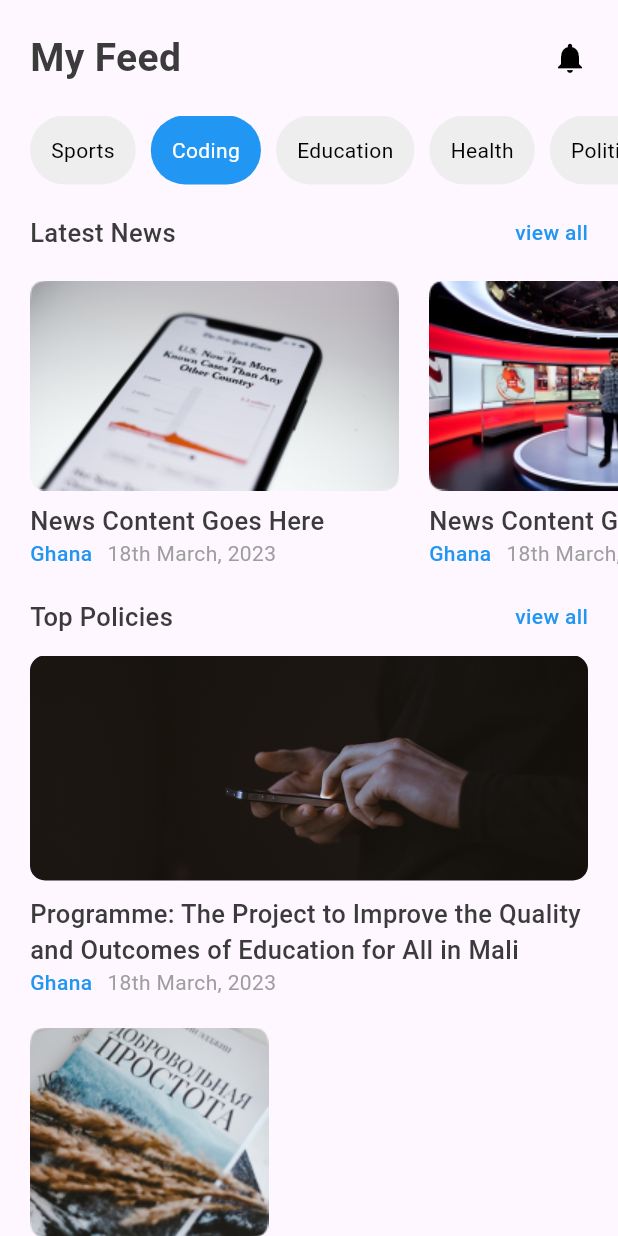
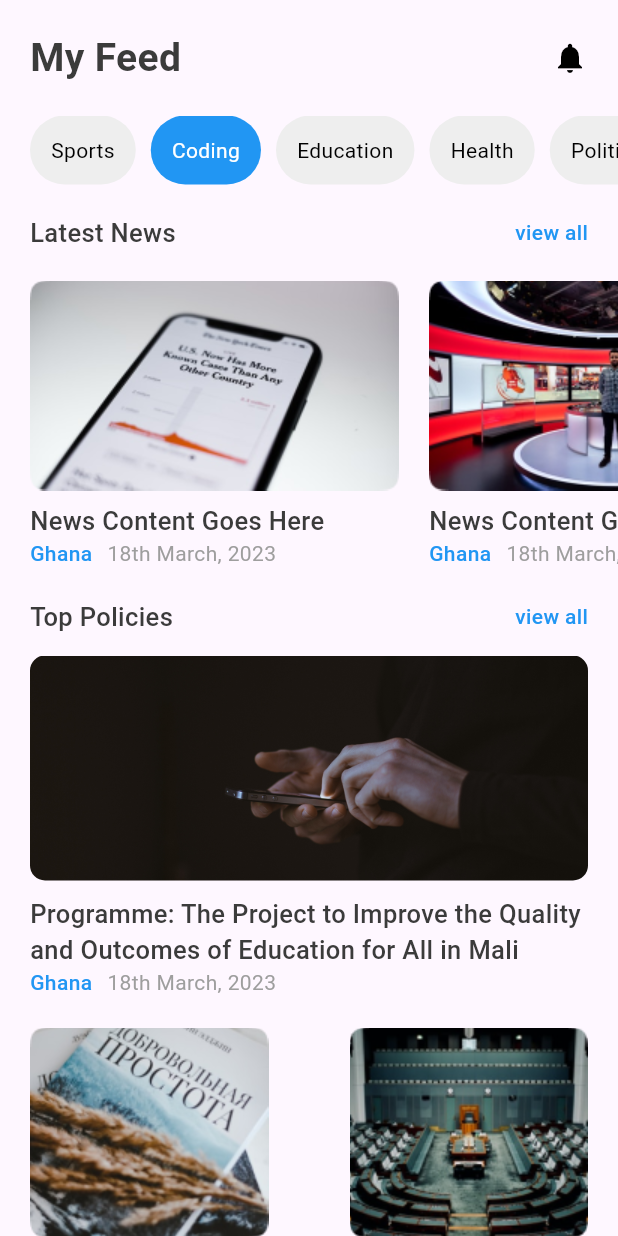
Before and after one commit to HumbleGh/shortchanged, a Flutter app: the HomePage screen opened directly, on a phone screen of 412 x 824 dp. Run offline on Flutter 3.47's test engine with Material 2 defaults, Android fonts, the phone set to English and light mode, and no system bars; our stand-ins replace fluentui_system_icons, gap.

Commit message:
minor changes

```diff
--- a/lib/pages/home_page.dart
+++ b/lib/pages/home_page.dart
@@ -4,6 +4,7 @@ import 'package:shortchanged/utils/app_style.dart';
 import 'package:shortchanged/widgets/category_text.dart';
 import 'package:shortchanged/widgets/double_text.dart';
 import 'package:shortchanged/widgets/medium_news_card.dart';
+import 'package:shortchanged/widgets/small_news_card.dart';
 
 class HomePage extends StatefulWidget {
   const HomePage({super.key});
@@ -139,32 +140,12 @@ class _HomePageState extends State<HomePage> {
           const Gap(20),
           Container(
             padding: const EdgeInsets.symmetric(horizontal: 20),
-            child: Row(
+            child: const Row(
+              mainAxisAlignment: MainAxisAlignment.spaceBetween,
               children: [
-                Column(
-                  crossAxisAlignment: CrossAxisAlignment.start,
-                  children: [
-                    Image.asset('assets/images/small1.png'),
-                    const Text(
-                      'New Content Goes here',
-                      style: TextStyle(fontWeight: FontWeight.bold),
-                    ),
-                    Row(
-                      children: [
-                        Text(
-                          'Ghana',
-                          style: Styles.headLineStyle4
-                              .copyWith(color: Colors.blue),
-                        ),
-                        const Gap(10),
-                        const Text(
-                          '4mins ago',
-                          style: TextStyle(color: Colors.grey),
-                        )
-                      ],
-                    ),
-                  ],
-                )
+                SmallNewsCard(int: 1),
+                Gap(10),
+                SmallNewsCard(int: 2),
               ],
             ),
           ),
--- /dev/null
+++ b/lib/widgets/small_news_card.dart
@@ -0,0 +1,36 @@
+import 'package:flutter/material.dart';
+import 'package:gap/gap.dart';
+import 'package:shortchanged/utils/app_style.dart';
+
+class SmallNewsCard extends StatelessWidget {
+  // ignore: prefer_typing_uninitialized_variables
+  final int;
+  const SmallNewsCard({super.key, required this.int});
+
+  @override
+  Widget build(BuildContext context) {
+    return Column(
+      crossAxisAlignment: CrossAxisAlignment.start,
+      children: [
+        Image.asset('assets/images/small$int.png'),
+        const Text(
+          'New Content Goes here',
+          style: TextStyle(fontWeight: FontWeight.bold),
+        ),
+        Row(
+          children: [
+            Text(
+              'Ghana',
+              style: Styles.headLineStyle4.copyWith(color: Colors.blue),
+            ),
+            const Gap(10),
+            const Text(
+              '4mins ago',
+              style: TextStyle(color: Colors.grey),
+            )
+          ],
+        ),
+      ],
+    );
+  }
+}
```
